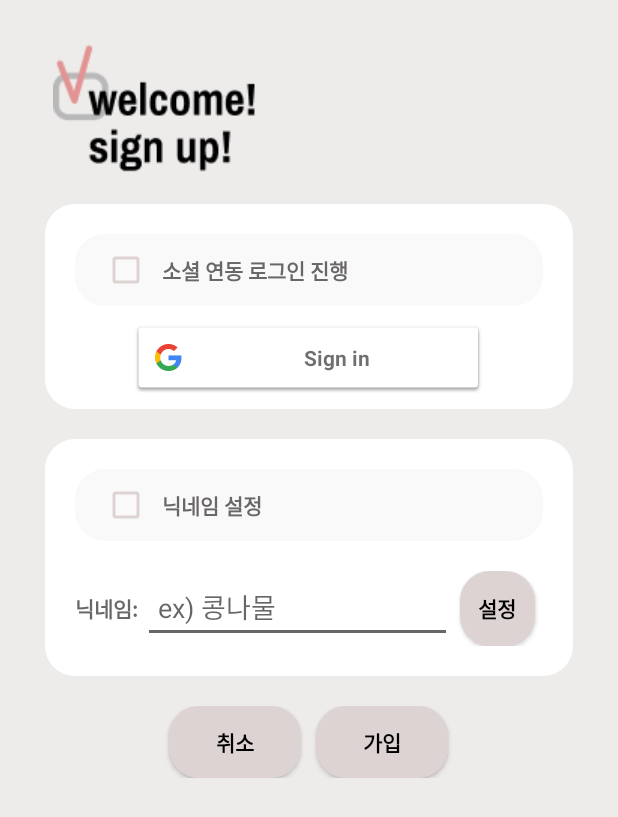
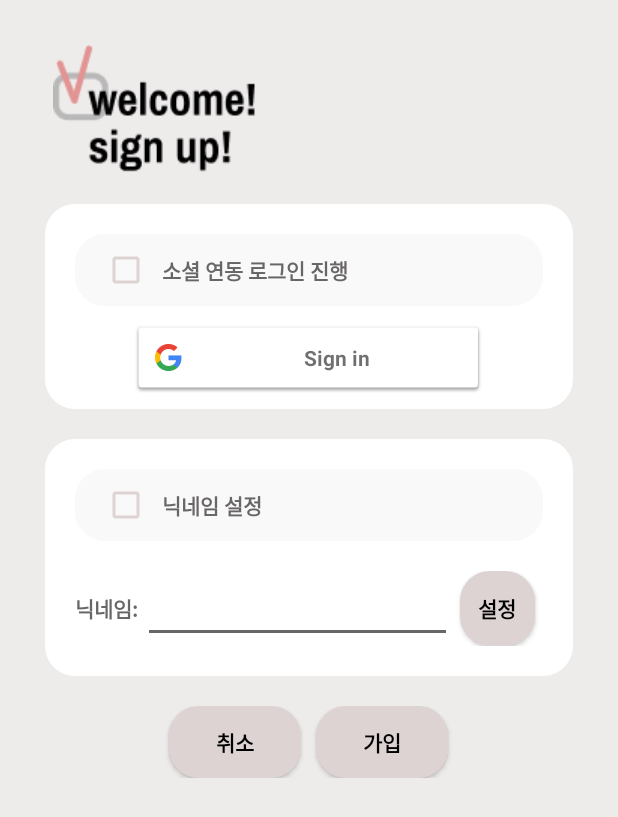
Before and after one commit to 915dbfl/ForYourDay, an Android app: the SignUpActivity screen opened directly, with no data from a screen before it, on a phone screen of 412 x 824 dp. Shown: the top 817 px of the screen. Run offline under Robolectric (Android 15) with nearby library versions, the phone set to English and light mode, and no system bars.

```diff
--- a/app/build.gradle
+++ b/app/build.gradle
@@ -13,7 +13,7 @@ android {
         applicationId "com.cookandroid.foryourday"
         minSdk 21
         targetSdk 31
-        versionCode 3
+        versionCode 4
         versionName "1.0"
 
         testInstrumentationRunner "androidx.test.runner.AndroidJUnitRunner"
--- a/app/src/main/res/layout/activity_login.xml
+++ b/app/src/main/res/layout/activity_login.xml
@@ -14,7 +14,7 @@
     <com.google.android.gms.common.SignInButton
         android:layout_marginTop="10dp"
         android:layout_width="235dp"
-        android:contentDescription="google login button"
+        android:contentDescription="google_login"
         android:layout_height="wrap_content"
         android:id="@+id/buttonGoogleOAuth"/>
 
--- a/app/src/main/res/layout/activity_sign_up.xml
+++ b/app/src/main/res/layout/activity_sign_up.xml
@@ -38,7 +38,7 @@
                 android:layout_width="wrap_content"
                 android:layout_height="wrap_content"
                 android:buttonTint="#DDD3D3"
-                android:contentDescription="social checkbox"
+                android:contentDescription="social_login_check"
                 android:id="@+id/check_social"/>
             <TextView
                 android:textStyle="bold"
@@ -54,7 +54,7 @@
             android:gravity="center"
             android:id="@+id/layout_social">
             <com.google.android.gms.common.SignInButton
-                android:contentDescription="google login button"
+                android:contentDescription="google_login"
                 android:id="@+id/btn_google_login"
                 android:layout_width="235dp"
                 android:layout_height="wrap_content" />
@@ -87,7 +87,7 @@
                 android:layout_width="wrap_content"
                 android:layout_height="wrap_content"
                 android:buttonTint="#DDD3D3"
-                android:contentDescription="set nickname checkbox"
+                android:contentDescription="nickname_check"
                 android:id="@+id/check_user"/>
             <TextView
                 android:textStyle="bold"
@@ -109,11 +109,11 @@
                 android:gravity="center"
                 android:textColor="@color/text_color"
                 android:text="닉네임: "
+                android:labelFor="@id/edt_user_name"
                 android:textStyle="bold"/>
             <EditText
                 android:importantForAutofill="no"
                 android:layout_width="0dp"
-                android:hint="ex) 콩나물"
                 android:inputType="text"
                 android:layout_height="48dp"
                 android:layout_weight="1"
```
